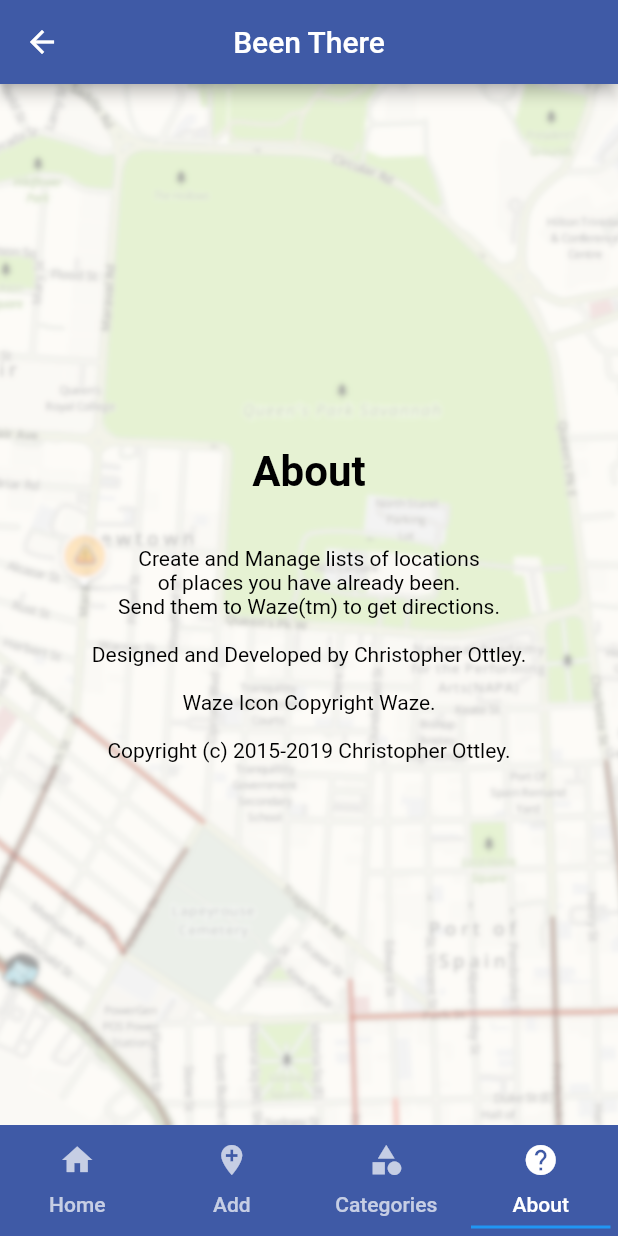
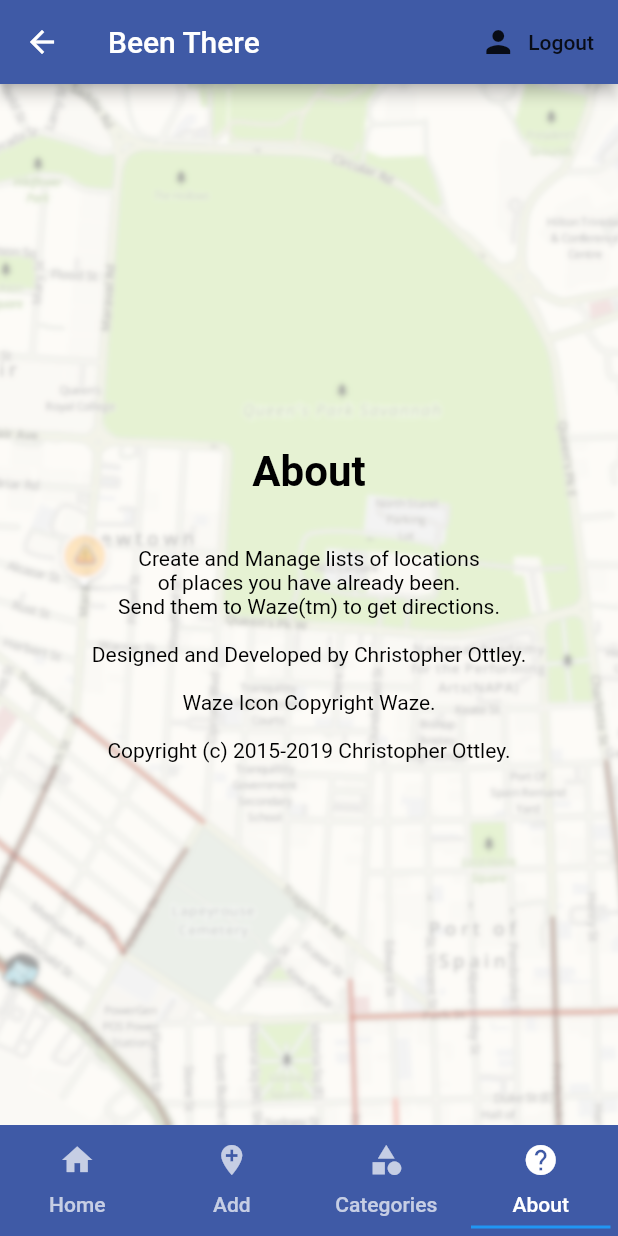
Before and after one commit to cottley/beenthere, a Flutter app: the Home screen opened directly, item 4 of the bottom bar chosen, on a phone screen of 412 x 824 dp. Run offline on Flutter 3.47's test engine with Material 2 defaults, Android fonts, the phone set to English and light mode, and no system bars; our stand-ins replace firebase_auth, flutter_form_builder; accounts and stored records are empty; network calls fail; statements that could not run were skipped.

Commit message:
Signout functionality

```diff
--- a/lib/screens/home/home.dart
+++ b/lib/screens/home/home.dart
@@ -1,8 +1,12 @@
 import 'package:beenthere/screens/home/about.dart';
 import 'package:beenthere/screens/home/add.dart';
+import 'package:beenthere/services/auth.dart';
 import 'package:flutter/material.dart';
 
 class Home extends StatelessWidget {
+
+  final AuthService _auth = AuthService();
+
   @override
   Widget build(BuildContext context) {
     return Container(
@@ -10,9 +14,19 @@ class Home extends StatelessWidget {
           length:4,
           child: Scaffold(
             appBar: AppBar(
-              centerTitle: true,
+              centerTitle: false,
               backgroundColor: Color(0xFF3F5AA6),
               title: Text("Been There"),
+              actions: <Widget>[
+                FlatButton.icon(
+                  icon: Icon(Icons.person),
+                  label: Text('Logout'),
+                  onPressed: () async {
+                    await _auth.signOut();
+                  }
+
+                )
+              ],
             ),
             bottomNavigationBar: menu(),
             body: TabBarView(
--- a/lib/screens/wrapper.dart
+++ b/lib/screens/wrapper.dart
@@ -11,6 +11,10 @@ class Wrapper extends StatelessWidget {
     final user = Provider.of<User>(context);
 
     // Return either home or authenticate
-    return Authenticate();
+    if (user == null) {
+      return Authenticate();
+    } else {
+      return Home();
+    }
   }
 }
```
Also changed, not shown: lib/services/auth.dart (+7 -1 lines).
